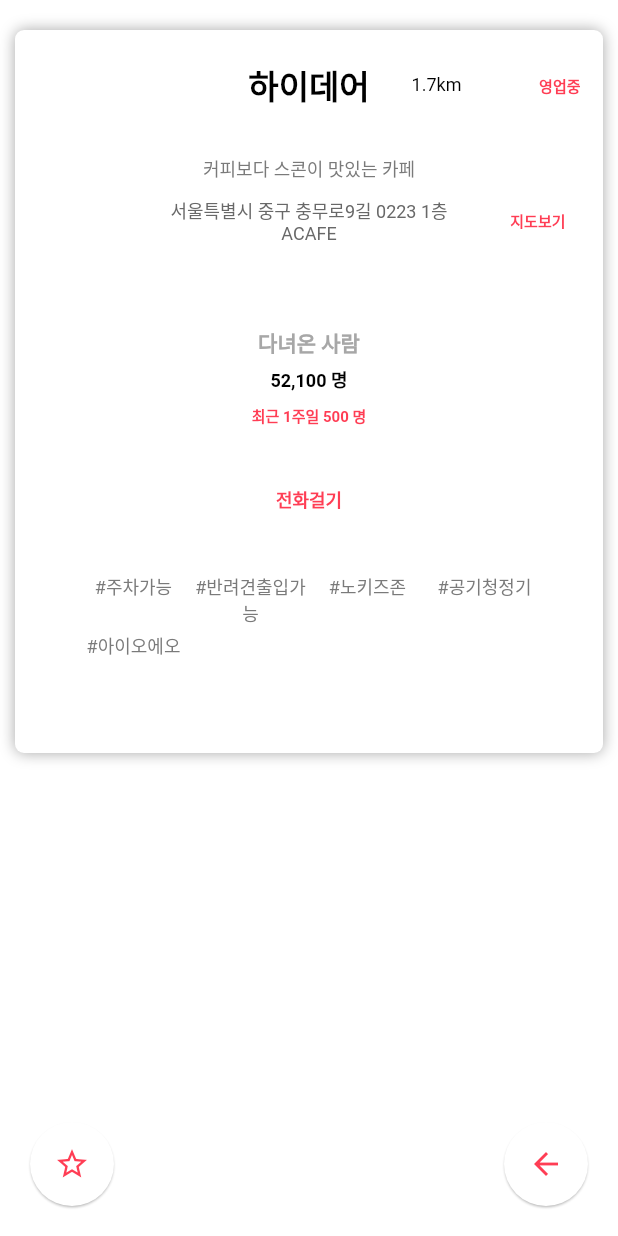
After one commit to wjddnr62/cafelog, a Flutter app: the CafeDetail screen opened by its route, on a phone screen of 412 x 824 dp. The commit adds this screen. Run offline on Flutter 3.47's test engine with Material 2 defaults, Android fonts, the phone set to English and light mode, and no system bars; our stand-ins replace badges, cached_network_image, flushbar, geolocator, rxdart, shared_preferences and 2 more; missing offline and left inert: keyboard_visibility; accounts and stored records are empty.

Commit message:
1017 wjl

```diff
--- a/lib/Screens/Home/home.dart
+++ b/lib/Screens/Home/home.dart
@@ -10,6 +10,7 @@ import 'package:cafelog/Util/whiteSpace.dart';
 import 'package:cafelog/colors.dart';
 import 'package:flutter/material.dart';
 import 'package:flutter/services.dart';
+import 'package:geolocator/geolocator.dart';
 import 'package:keyboard_visibility/keyboard_visibility.dart';
 import 'package:shared_preferences/shared_preferences.dart';
 import 'package:sliding_up_panel/sliding_up_panel.dart';
@@ -176,6 +177,8 @@ class _Home extends State<Home> {
   @override
   void initState() {
     super.initState();
+
+//    cal();
 
     searchList = List();
 
--- /dev/null
+++ b/lib/Screens/PopularityCafe/cafeDetail.dart
@@ -0,0 +1,366 @@
+import 'dart:math' show cos, sqrt, asin;
+
+import 'package:cafelog/Util/whiteSpace.dart';
+import 'package:flutter/material.dart';
+import 'package:geolocator/geolocator.dart';
+import 'package:intl/intl.dart';
+
+import '../../colors.dart';
+
+class CafeDetail extends StatefulWidget {
+  @override
+  _CafeDetail createState() => _CafeDetail();
+}
+
+class _CafeDetail extends State<CafeDetail> {
+  bool mainImageCheck = false;
+  bool personCheck = false;
+  bool menuCheck = false;
+  bool userImageCheck = false;
+
+  double topHeight = 0.0;
+
+  bool gpsOn = false;
+
+  String title = "하이데어";
+  String distance = "1.7km";
+  bool open = true;
+
+  String cafeDes = "커피보다 스콘이 맛있는 카페";
+  String cafeAddress = "서울특별시 중구 충무로9길 0223 1층 ACAFE";
+
+  final numberFormat = NumberFormat("#,###");
+  int personNumAll = 52100;
+  int personWeek = 500;
+
+  List<String> serviceTag = List();
+
+  cal() {
+    // 거리 계산 메소드 이용
+    double calculateDistance(lat1, lon1, lat2, lon2) {
+      var p = 0.017453292519943295;
+      var c = cos;
+      var a = 0.5 -
+          c((lat2 - lat1) * p) / 2 +
+          c(lat1 * p) * c(lat2 * p) * (1 - c((lon2 - lon1) * p)) / 2;
+      return 12742 * asin(sqrt(a));
+    }
+
+    double totalDistance =
+        calculateDistance(37.457176, 126.702209, 37.490364, 126.723441);
+    print(totalDistance.toStringAsFixed(1));
+    // 결과값 ex) 4.1 (단위 : km);
+  }
+
+  gpsCheck() async {
+    bool isLocationEnabled = await Geolocator().isLocationServiceEnabled();
+    if (isLocationEnabled)
+      setState(() {
+        gpsOn = true;
+      });
+    else
+      setState(() {
+        gpsOn = false;
+      });
+  }
+
+  @override
+  void initState() {
+    super.initState();
+
+    gpsCheck();
+
+    serviceTag..add("주차가능")
+    ..add("반려견출입가능")
+    ..add("노키즈존")
+    ..add("공기청정기")
+    ..add("아이오에오");
+  }
+
+  favoriteFab() {
+    return Container(
+      child: FloatingActionButton(
+        onPressed: () {},
+        child: Icon(
+          Icons.star_border,
+          color: mainColor,
+        ),
+        backgroundColor: Colors.white,
+        elevation: 0.6,
+        heroTag: "favorite",
+      ),
+    );
+  }
+
+  backFab() {
+    return Container(
+      child: FloatingActionButton(
+        onPressed: () {
+          Navigator.of(context).pop();
+        },
+        child: Icon(
+          Icons.arrow_back,
+          color: mainColor,
+        ),
+        backgroundColor: Colors.white,
+        elevation: 0.6,
+        heroTag: "back",
+      ),
+    );
+  }
+
+  mainImage() => mainImageCheck
+      ? Padding(
+          padding: EdgeInsets.only(left: 15, right: 15, top: 20 + topHeight),
+          // CachedNetworkImage 로 변경할 것
+          child: ClipRRect(
+            borderRadius: BorderRadius.circular(10),
+            child: Image.asset(
+              "assets/test/test1.png",
+              width: MediaQuery.of(context).size.width,
+              fit: BoxFit.fitWidth,
+            ),
+          ),
+        )
+      : Container();
+
+  @override
+  Widget build(BuildContext context) {
+    // TODO: implement build
+
+    topHeight = MediaQuery.of(context).padding.top;
+
+    return Scaffold(
+      backgroundColor: White,
+      resizeToAvoidBottomInset: true,
+      body: SingleChildScrollView(
+        child: Container(
+            width: MediaQuery.of(context).size.width,
+//            height: MediaQuery.of(context).size.,
+            child: Stack(
+              children: <Widget>[
+                Padding(
+                  padding: EdgeInsets.only(
+                    left: 10,
+                    right: 10,
+                  ),
+                  child: Stack(
+                    children: <Widget>[
+                      Padding(
+                        padding: EdgeInsets.only(
+                            top: !mainImageCheck ? 20 + topHeight : 165 + topHeight,
+                            bottom: 10),
+                        child: Container(
+                          width: MediaQuery.of(context).size.width,
+                          decoration: BoxDecoration(
+                              color: White,
+                              borderRadius: BorderRadius.circular(6),
+                              boxShadow: [
+                                BoxShadow(
+                                    color: Color.fromARGB(255, 167, 167, 167),
+                                    blurRadius: 8),
+                              ]),
+                          child: Column(
+                            children: <Widget>[
+                              Padding(
+                                  padding:
+                                  EdgeInsets.only(top: mainImageCheck ? 205 : 20),
+                                  child: Stack(
+                                    children: <Widget>[
+                                      Align(
+                                        alignment: Alignment.center,
+                                        child: Container(
+                                          width: 120,
+//                                    padding: EdgeInsets.only(left: 80, right: 80),
+                                          child: Text(
+                                            title,
+                                            style: TextStyle(
+                                                fontSize: 22,
+                                                fontWeight: FontWeight.bold,
+                                                color: Black),
+                                            softWrap: true,
+                                            textAlign: TextAlign.center,
+                                          ),
+                                        ),
+                                      ),
+                                      Positioned.fill(
+                                        left: 50,
+                                        child: Align(
+                                          alignment: Alignment.center,
+                                          child: Padding(
+                                            padding: EdgeInsets.only(left: 120),
+                                            child: gpsOn
+                                                ? Text(
+                                              distance,
+                                              style: TextStyle(
+                                                  color: Black, fontSize: 12),
+                                              textAlign: TextAlign.center,
+                                            )
+                                                : Text(""),
+                                          ),
+                                        ),
+                                      ),
+                                      Positioned.fill(
+                                          child: Align(
+                                            alignment: Alignment.centerRight,
+                                            child: open
+                                                ? Padding(
+                                              padding: EdgeInsets.only(right: 15),
+                                              child: Text(
+                                                "영업중",
+                                                style: TextStyle(
+                                                    fontSize: 10,
+                                                    fontWeight: FontWeight.bold,
+                                                    color: mainColor),
+                                                textAlign: TextAlign.center,
+                                              ),
+                                            )
+                                                : Text(""),
+                                          ))
+                                    ],
+                                  )),
+                              whiteSpaceH(30),
+                              Text(
+                                cafeDes,
+                                textAlign: TextAlign.center,
+                                style: TextStyle(
+                                    color: Color.fromARGB(255, 122, 122, 122),
+                                    fontSize: 12),
+                              ),
+                              whiteSpaceH(10),
+                              Stack(
+                                children: <Widget>[
+                                  Align(
+                                    alignment: Alignment.center,
+                                    child: Container(
+                                      width: 200,
+                                      child: Text(
+                                        cafeAddress,
+                                        style: TextStyle(
+                                            fontSize: 12,
+                                            color:
+                                            Color.fromARGB(255, 104, 104, 104)),
+                                        softWrap: true,
+                                        textAlign: TextAlign.center,
+                                      ),
+                                    ),
+                                  ),
+                                  Positioned.fill(
+                                    child: Align(
+                                      alignment: Alignment.centerRight,
+                                      child: Padding(
+                                        padding: EdgeInsets.only(right: 25),
+                                        child: GestureDetector(
+                                          onTap: () {},
+                                          child: Text(
+                                            "지도보기",
+                                            style: TextStyle(
+                                                fontSize: 10,
+                                                fontWeight: FontWeight.w600,
+                                                color: mainColor),
+                                            textAlign: TextAlign.center,
+                                          ),
+                                        ),
+                                      ),
+                                    ),
+                                  )
+                                ],
+                              ),
+                              whiteSpaceH(55),
+                              Center(
+                                child: Text("다녀온 사람", style: TextStyle(
+                                    fontWeight: FontWeight.w600,
+                                    fontSize: 14,
+                                    color: Color.fromARGB(255, 167, 167, 167)
+                                ),),
+                              ),
+                              (personNumAll != 0 && personNumAll != null) ? Column(
+                                children: <Widget>[
+                                  whiteSpaceH(5),
+                                  Center(
+                                    child: Text("${numberFormat.format(personNumAll)} 명", style: TextStyle(
+                                        color: Black, fontSize: 12, fontWeight: FontWeight.w600
+                                    ),),
+                                  ),
+                                  whiteSpaceH(7),
+                                  Center(
+                                    child: Text("최근 1주일 ${numberFormat.format(personWeek)} 명", style: TextStyle(
+                                        fontWeight: FontWeight.w600, fontSize: 10, color: mainColor
+                                    ),),
+                                  )
+                                ],
+                              ) : Column(
+                                children: <Widget>[
+                                  whiteSpaceH(10),
+                                  Center(
+                                    child: Text("아직 다녀온 사람이 없습니다.\n첫 기록을 남겨보세요!", style: TextStyle(
+                                      color: Color.fromARGB(255, 122, 122, 122),
+                                      fontSize: 12
+                                    ),),
+                                  )
+                                ],
+                              ),
+                              whiteSpaceH(40),
+                              Center(
+                                child: GestureDetector(
+                                  onTap: () {},
+                                  child: Text("전화걸기", style: TextStyle(
+                                    fontSize: 12, fontWeight: FontWeight.w600, color: mainColor
+                                  ),),
+                                ),
+                              ),
+                              whiteSpaceH(40),
+                              Padding(
+                                padding: EdgeInsets.only(left: 40, right: 40),
+                                child: Container(
+                                  width: MediaQuery.of(context).size.width,
+                                  height: 120,
+                                  child: GridView.count(
+                                    crossAxisCount: 4,
+                                    shrinkWrap: true,
+                                    childAspectRatio: 2,
+                                    children: List.generate(serviceTag.length, (idx) {
+                                      return Text("#${serviceTag[idx]}", style: TextStyle(
+                                          color: Color.fromARGB(255, 122, 122, 122),
+                                          fontSize: 12
+                                      ), textAlign: TextAlign.center,);
+                                    }),
+                                  ),
+                                ),
+                              )
+                            ],
+                          ),
+                        ),
+                      ),
+                      mainImage(),
+                    ],
+                  ),
+                ),
+                Container(
+                  height: MediaQuery.of(context).size.height,
+                  child: Stack(
+                    children: <Widget>[
+                      Padding(
+                        padding: EdgeInsets.only(left: 20, bottom: 20),
+                        child: Align(
+                          alignment: Alignment.bottomLeft,
+                          child: favoriteFab(),
+                        ),
+                      ),
+                      Padding(
+                        padding: EdgeInsets.only(right: 20, bottom: 20),
+                        child: Align(
+                          alignment: Alignment.bottomRight,
+                          child: backFab(),
+                        ),
+                      )
+                    ],
+                  ),
+                )
+
+              ],
+            )),
+      ),
+    );
+  }
+}
--- a/lib/Screens/PopularityCafe/popularityCafe.dart
+++ b/lib/Screens/PopularityCafe/popularityCafe.dart
@@ -208,7 +208,11 @@ class _PopularityCafe extends State<PopularityCafe> {
                 padding: EdgeInsets.only(top: 15, bottom: 60),
                 child: ListView.builder(
                   itemBuilder: (context, idx) {
-                    return Padding(
+                    return GestureDetector(
+                      onTap: () {
+                        Navigator.of(context).pushNamed('/CafeDetail');
+                      },
+                      child: Padding(
                         padding: EdgeInsets.only(
                             left: 15, right: 15, top: 5, bottom: 5),
                         child: Row(
@@ -356,6 +360,7 @@ class _PopularityCafe extends State<PopularityCafe> {
                             )
                           ],
                         ),
+                      )
                     );
                   },
                   shrinkWrap: true,
@@ -379,12 +384,6 @@ class _PopularityCafe extends State<PopularityCafe> {
   @override
   Widget build(BuildContext context) {
     // TODO: implement build
-
-    print("ssss " + widget.cafeLocation);
-    setState(() {
-
-    });
-
     return SingleChildScrollView(
       child: Column(
         children: <Widget>[
--- a/lib/routes.dart
+++ b/lib/routes.dart
@@ -3,6 +3,7 @@ route file
  */
 
 import 'package:cafelog/Screens/CafeLocationSearch/locationSearch.dart';
+import 'package:cafelog/Screens/PopularityCafe/cafeDetail.dart';
 
 import 'Screens/Home/home.dart';
 import 'Screens/Login/instaLogin.dart';
@@ -15,4 +16,5 @@ final routes = {
   '/InstaLogin': (context) => InstaLogin(),
   '/Home': (context) => Home(),
   '/LocationSearch' : (context) => LocationSearch(),
+  '/CafeDetail' : (context) => CafeDetail()
 };
--- a/pubspec.yaml
+++ b/pubspec.yaml
@@ -39,7 +39,7 @@ dependencies:
   shared_preferences: ^0.5.3+4
   keyboard_visibility: ^0.5.6
   badges: ^1.1.0
-  cached_network_image: ^1.1.1
+  cached_network_image: ^2.0.0-rc
 
 dev_dependencies:
   flutter_test:
```
Also changed, not shown: pubspec.lock. Lines whose indentation alone changed are shown as unchanged.
